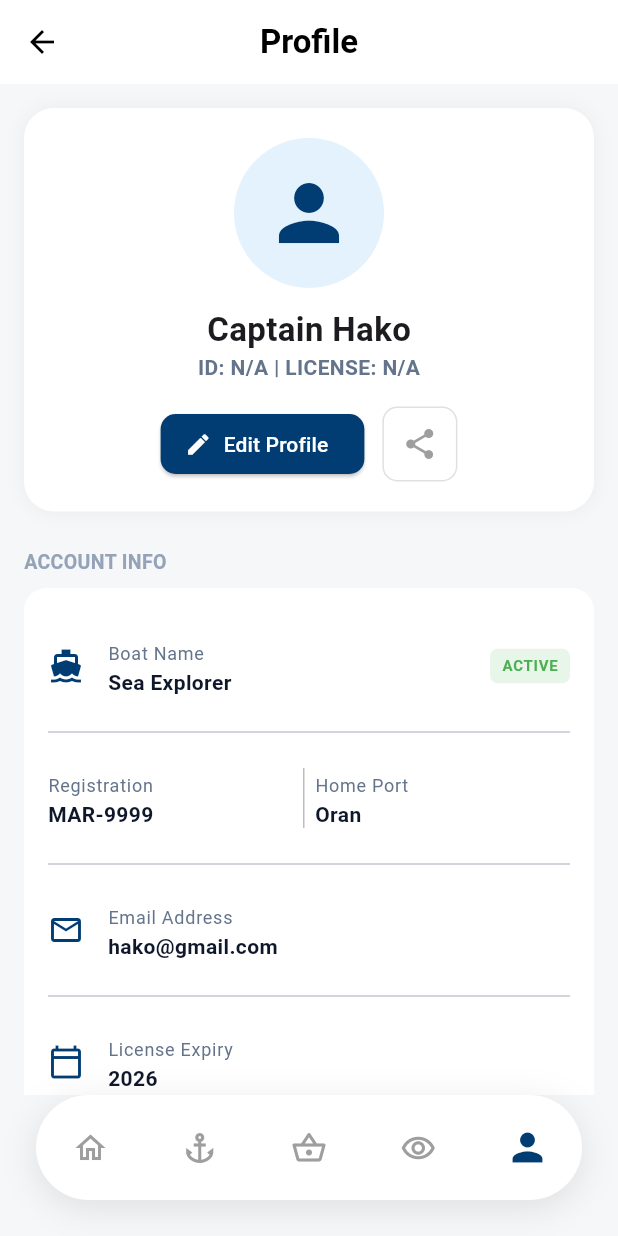
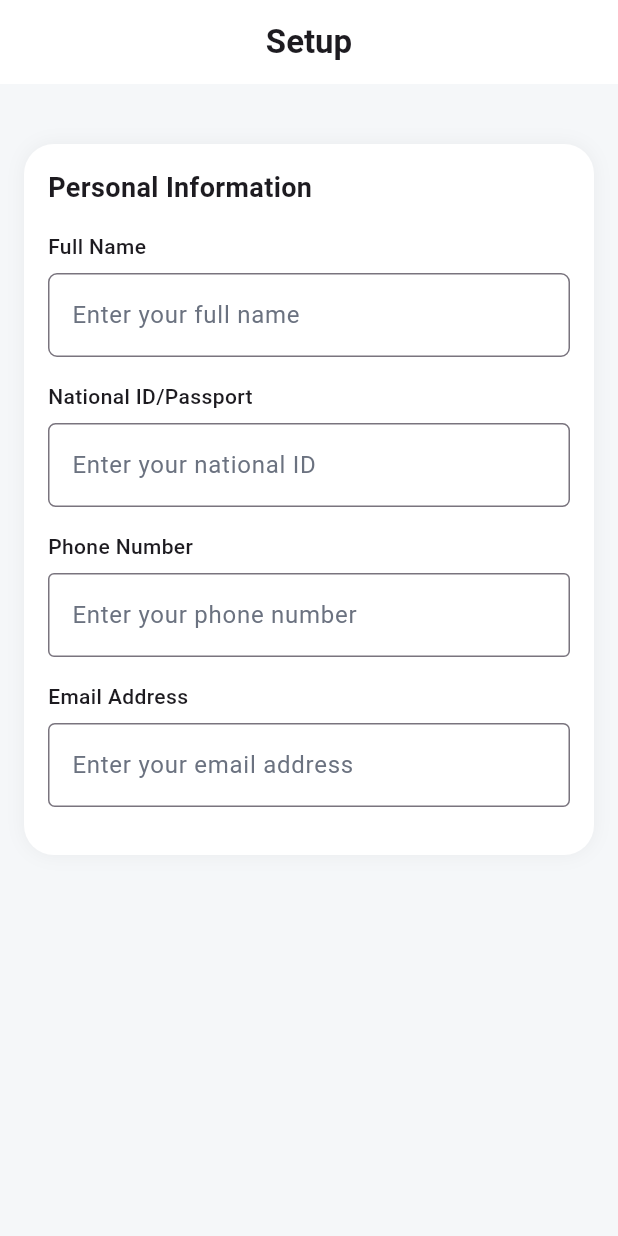
Before and after one commit to Hakoesi16/projet-global, a Flutter app: the screen it shows after launch, on a phone screen of 412 x 824 dp. Run offline on Flutter 3.47's test engine with Material 3 defaults, Android fonts, the phone set to English and light mode, and no system bars; our stand-ins replace bloc, equatable, flutter_bloc, google_sign_in, image_picker; missing offline and left inert: checkmark, flutter_facebook_auth.

Commit message:
ajouter de info page

```diff
--- a/lib/cubit/authstate.dart
+++ b/lib/cubit/authstate.dart
@@ -54,3 +54,19 @@ class ProfileError extends AuthState {
   @override
   List<Object?> get props => [message];
 }
+
+
+
+
+
+class SetupLoading extends AuthState {}
+
+class SetupSuccess extends AuthState {}
+
+class SetupError extends AuthState {
+  final String message;
+  SetupError(this.message);
+
+  @override
+  List<Object?> get props => [message];
+}
--- /dev/null
+++ b/lib/executt/fileinfo.dart
@@ -0,0 +1,199 @@
+import 'package:checkmark/checkmark.dart';
+import 'package:flutter/material.dart';
+import 'package:flutter_bloc/flutter_bloc.dart';
+
+import '../cubit/authcubit.dart';
+import '../cubit/authstate.dart';
+
+class Infopage extends StatefulWidget {
+  final String token;
+  const Infopage({super.key, required this.token});
+
+  @override
+  State<Infopage> createState() => _InfopageState();
+}
+
+class _InfopageState extends State<Infopage> {
+  final _fullNameController = TextEditingController();
+  final _nationalIdController = TextEditingController();
+  final _phoneController = TextEditingController();
+  final _emailController = TextEditingController();
+  final _boatNameController = TextEditingController();
+  final _registrationController = TextEditingController();
+  final _homePortController = TextEditingController();
+  final _licenseController = TextEditingController();
+  final _expiryController = TextEditingController();
+  String _selectedvesselType = "Trawler";
+  final double _completionPercent = 0.65;
+  final List<String> _vesselTypes = [
+    'Trawler', 'Sailboat', 'Motorboat', 'Yacht', 'Fishing Boat'
+  ];
+
+  @override
+  void dispose() {
+    _fullNameController.dispose();
+    _nationalIdController.dispose();
+    _phoneController.dispose();
+    _emailController.dispose();
+    _boatNameController.dispose();
+    _registrationController.dispose();
+    _homePortController.dispose();
+    _licenseController.dispose();
+    _expiryController.dispose();
+    super.dispose();
+  }
+  void _submit() {
+    // Validation basique
+    if (_fullNameController.text.isEmpty ||
+        _boatNameController.text.isEmpty ||
+        _licenseController.text.isEmpty) {
+      ScaffoldMessenger.of(context).showSnackBar(
+        const SnackBar(content: Text("Please fill all required fields")),
+      );
+      return;
+    }
+    context.read<AuthCubit>().submitSetup(
+      token: widget.token,
+      fullName: _fullNameController.text.trim(),
+      nationalId: _nationalIdController.text.trim(),
+      phone: _phoneController.text.trim(),
+      email: _emailController.text.trim(),
+      boatName: _boatNameController.text.trim(),
+      registrationNumber: _registrationController.text.trim(),
+      vesselType: _selectedvesselType,
+      homePort: _homePortController.text.trim(),
+      licenseNumber: _licenseController.text.trim(),
+      expiryDate: _expiryController.text.trim(),
+    );
+  }
+
+
+
+  @override
+  Widget build(BuildContext context) {
+    return Scaffold(
+      backgroundColor: const Color(0xFFF5F7F9),
+      appBar: AppBar(
+        backgroundColor: Colors.white,
+        elevation: 0,
+        title: const Text("Setup",style: TextStyle(fontWeight: FontWeight.bold),),
+        centerTitle: true,
+      ),
+      body: BlocConsumer<AuthCubit, AuthState>(
+          listener: (context, state) {
+            if (state is SetupSuccess) {
+              Navigator.pushReplacementNamed(context, '/home');
+            } else if (state is AuthError) {
+              ScaffoldMessenger.of(context).showSnackBar(
+                SnackBar(content: Text(state.message)),
+              );
+            }
+          },
+        builder: (context, state) {
+          if (state is SetupLoading) {
+            return const Center(child: CircularProgressIndicator());
+          }
+          else {
+            return SingleChildScrollView(
+              padding: const EdgeInsets.all(16),
+              child: Column(
+                  crossAxisAlignment: CrossAxisAlignment.start,
+                  children: [
+                    const SizedBox(height: 24),
+                    Container(
+                      decoration: BoxDecoration(
+                        color: Colors.white,
+                        borderRadius: BorderRadius.circular(20),
+                        boxShadow: [
+                          BoxShadow(
+                            color: Colors.black.withValues(alpha: 0.05),
+                            blurRadius: 10,
+                          ),
+                        ],
+                      ),
+                        padding: const EdgeInsets.all(16),
+                        child: Column(
+                            crossAxisAlignment: CrossAxisAlignment.start,
+                            children: [
+                              const Text(
+                                  "Personal Information", style: TextStyle(
+                                  fontSize: 18, fontWeight: FontWeight.bold)),
+                              const SizedBox(height: 16),
+                              const Text("Full Name", style: TextStyle(
+                                  fontSize: 14, fontWeight: FontWeight.w500)),
+                              const SizedBox(height: 8),
+                              TextField(
+                                controller: _fullNameController,
+                                style: TextStyle(color: Colors.grey[600]),
+                                decoration: const InputDecoration(
+                                  hintText: "Enter your full name",
+                                  hintStyle: TextStyle(color: Color(0xFF6B7280)),
+                                  border: OutlineInputBorder(
+                                    borderRadius: const BorderRadius.all(Radius.circular(6.0),
+                                    ),
+                                  ),
+                                ),
+                              ),
+                              const SizedBox(height: 16),
+                              const Text("National ID/Passport", style: TextStyle(
+                                  fontSize: 14, fontWeight: FontWeight.w500)),
+                              const SizedBox(height: 8),
+                              TextField(
+                                controller: _nationalIdController,
+                                style: TextStyle(color: Colors.grey),
+                                decoration: const InputDecoration(
+                                  hintText: "Enter your national ID",
+                                  hintStyle: TextStyle(color: Color(0xFF6B7280)),
+                                  border: OutlineInputBorder(
+                                    borderRadius: const BorderRadius.all(Radius.circular(5.0),
+                                  ),
+                                ),
+                              ),
+                              ),
+                              const SizedBox(height: 16),
+                              const Text("Phone Number", style: TextStyle(
+                                  fontSize: 14, fontWeight: FontWeight.w500)),
+                              const SizedBox(height: 8),
+                              TextField(
+                                controller: _phoneController,
+                                style: TextStyle(color: Colors.grey),
+                                decoration: const InputDecoration(
+                                  hintText: "Enter your phone number",
+                                  hintStyle: TextStyle(color: Color(0xFF6B7280)),
+                                  border: OutlineInputBorder(
+                                    borderRadius: const BorderRadius.all(Radius.circular(4.0),
+                                    ),
+                                  ),
+                                ),
+                              ),
+                              const SizedBox(height: 16),
+                              const Text("Email Address", style: TextStyle(
+                                  fontSize: 14, fontWeight: FontWeight.w500)),
+                              const SizedBox(height: 8),
+                              TextField(
+                                controller: _emailController,
+                                style: TextStyle(color: Colors.grey),
+                                decoration: const InputDecoration(
+                                  hintText: "Enter your email address",
+                                  hintStyle: TextStyle(color: Color(0xFF6B7280)),
+                                  border: OutlineInputBorder(
+                                    borderRadius: const BorderRadius.all(Radius.circular(4.5),
+                                    ),
+                                  ),
+                                ),
+                              ),
+                              const SizedBox(height: 16),
+                            ]
+
+                        )
+                    ),
+                  ]
+              ),
+
+            );
+          }
+        }
+),
+    );
+  }
+}
--- a/lib/main.dart
+++ b/lib/main.dart
@@ -4,6 +4,7 @@ import 'package:send/executt/begin.dart';
 import 'package:send/executt/succes.dart';
 
 import 'cubit/authcubit.dart';
+import 'executt/fileinfo.dart';
 
 void main() {
   runApp(
@@ -19,7 +20,7 @@ class MyApp extends StatelessWidget {
   @override
   Widget build(BuildContext context) {
     return MaterialApp(
-      home: ProfilePage(token: '',),
+      home: Infopage(token: '',),
     );
   }
 }
```
Also changed, not shown: lib/cubit/authcubit.dart (+56 -0 lines), lib/executt/begin.dart (+107 -43 lines).
